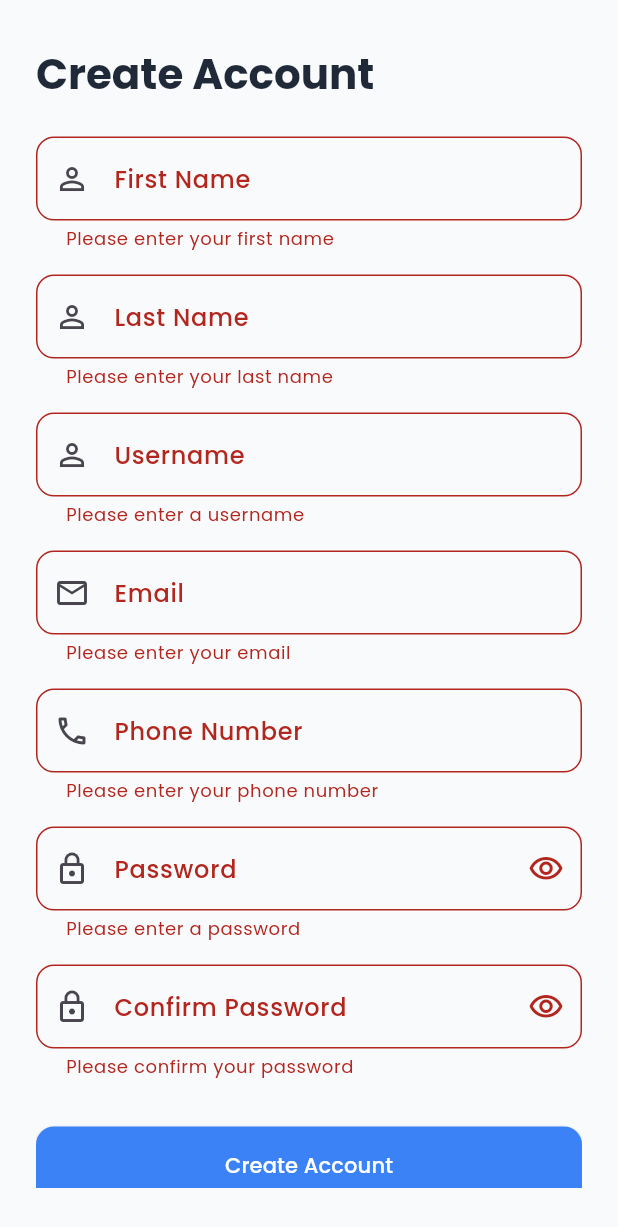
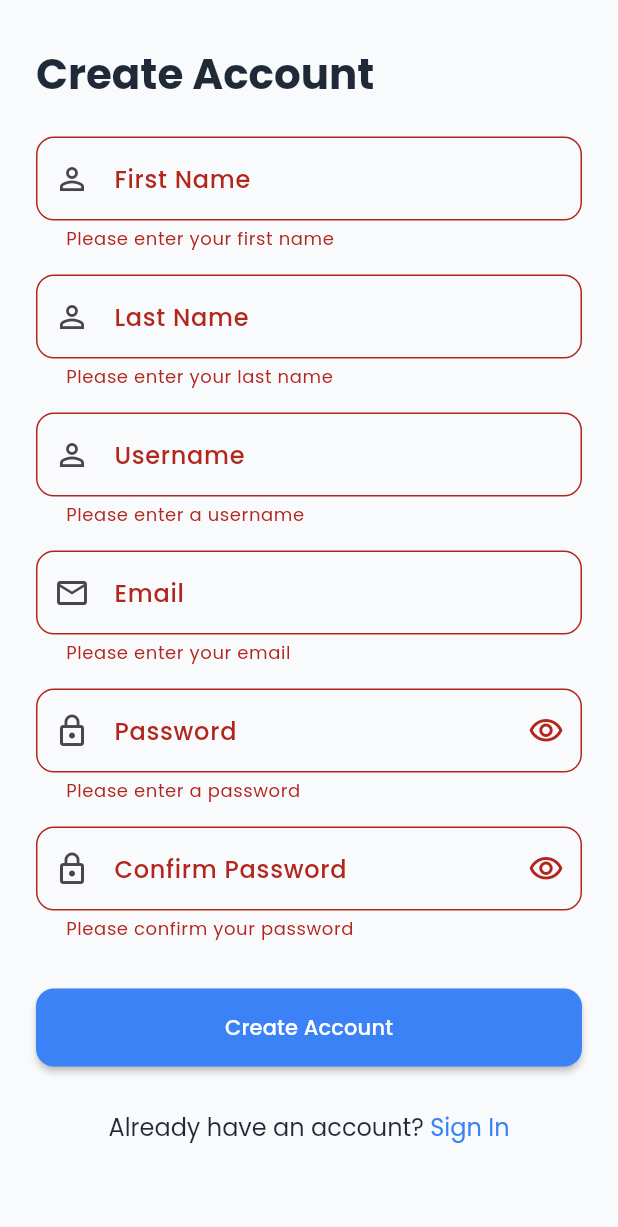
Before and after one commit to akmaleum/edumi-mobile, a Flutter app: the CreateAccountScreen screen opened directly, after a tap on "Create Account", on a phone screen of 412 x 824 dp. Shown: the top 1227 px of the screen. Run offline on Flutter 3.47's test engine with Material 3 defaults, Android fonts, the phone set to English and light mode, and no system bars; our stand-ins replace google_fonts.

Commit message:
removed phone number textField

```diff
--- a/lib/screens/create_account_screen.dart
+++ b/lib/screens/create_account_screen.dart
@@ -18,7 +18,6 @@ class _CreateAccountScreenState extends State<CreateAccountScreen> {
   final TextEditingController _passwordController = TextEditingController();
   final TextEditingController _confirmPasswordController =
       TextEditingController();
-  final TextEditingController _phoneNumberController = TextEditingController();
   final AuthService _authService = AuthService();
   bool _isLoading = false;
   String? _errorMessage;
@@ -40,7 +39,6 @@ class _CreateAccountScreenState extends State<CreateAccountScreen> {
         firstName: _firstNameController.text,
         lastName: _lastNameController.text,
         email: _emailController.text,
-        phoneNumber: _phoneNumberController.text,
       );
 
       if (mounted) {
@@ -70,7 +68,6 @@ class _CreateAccountScreenState extends State<CreateAccountScreen> {
     _emailController.dispose();
     _passwordController.dispose();
     _confirmPasswordController.dispose();
-    _phoneNumberController.dispose();
     super.dispose();
   }
 
@@ -155,25 +152,6 @@ class _CreateAccountScreenState extends State<CreateAccountScreen> {
                       }
                       if (!value.contains('@') || !value.contains('.')) {
                         return 'Please enter a valid email';
-                      }
-                      return null;
-                    },
-                  ),
-                  const SizedBox(height: 16),
-                  TextFormField(
-                    controller: _phoneNumberController,
-                    decoration: const InputDecoration(
-                      labelText: 'Phone Number',
-                      prefixIcon: Icon(Icons.phone_outlined),
-                    ),
-                    keyboardType: TextInputType.phone,
-                    validator: (value) {
-                      if (value == null || value.isEmpty) {
-                        return 'Please enter your phone number';
-                      }
-                      // Basic phone number validation (you can customize this)
-                      if (value.length < 10) {
-                        return 'Please enter a valid phone number';
                       }
                       return null;
                     },
@@ -267,9 +245,25 @@ class _CreateAccountScreenState extends State<CreateAccountScreen> {
                               : () {
                                 Navigator.pop(context);
                               },
-                      child: const Text(
-                        'Already have an account? Sign In',
-                        style: TextStyle(color: Color(0xFF1F2937)),
+                      child: RichText(
+                        text: const TextSpan(
+                          text: 'Already have an account? ',
+                          style: TextStyle(
+                            color: Color(0xFF1F2937),
+                            fontSize: 16,
+                            fontFamily: 'Poppins',
+                          ),
+                          children: [
+                            TextSpan(
+                              text: 'Sign In',
+                              style: TextStyle(
+                                color: Color(0xFF3B82F6),
+                                fontSize: 16,
+                                fontFamily: 'Poppins',
+                              ),
+                            ),
+                          ],
+                        ),
                       ),
                     ),
                   ),
```
